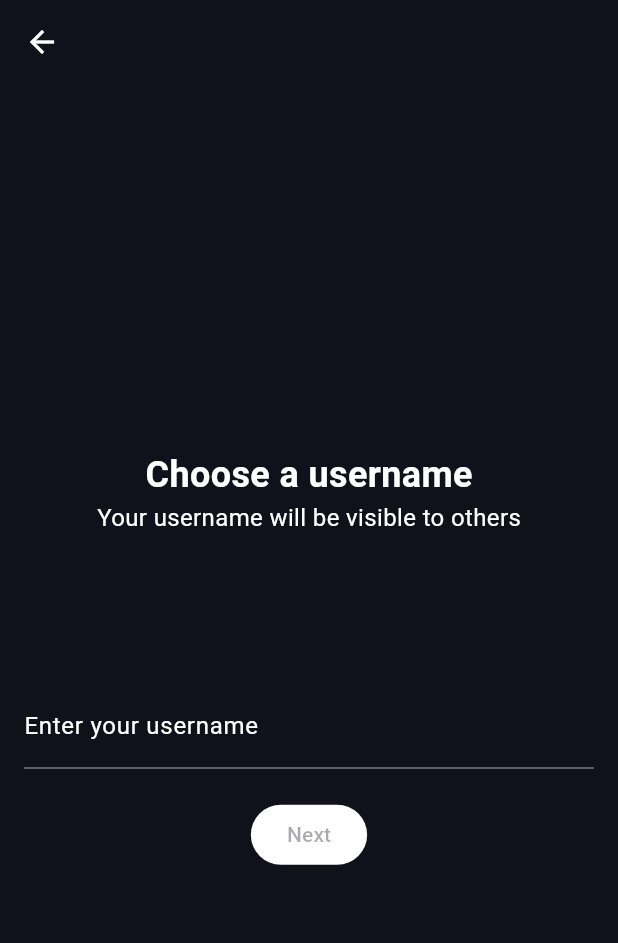
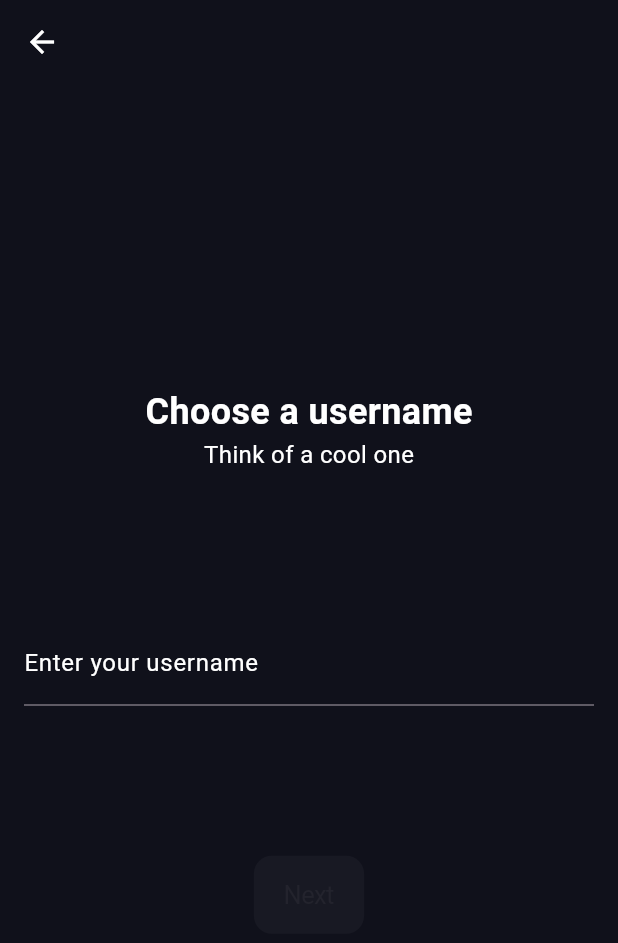
Before and after one commit to nikola55545/passlock, a Flutter app: the screen it shows after launch, swiped to page 2, on a phone screen of 412 x 824 dp. Shown: the top 943 px of the screen. Run offline on Flutter 3.47's test engine with Material 3 defaults, Android fonts, the phone set to English and light mode, and no system bars; our stand-ins replace cloud_firestore, device_info_plus, firebase_core, sign_in_button; accounts and stored records are empty.

```diff
--- a/lib/register.dart
+++ b/lib/register.dart
@@ -276,7 +276,7 @@
                 color: Colors.white,
               ),
             ),
-            const SizedBox(height: 100),
+            const SizedBox(height: 50),
             TextField(
               controller: _emailController,
               style: const TextStyle(color: Colors.white),
@@ -305,12 +305,9 @@
               onSubmitted: (value) =>
                   _validateEmailAndCheckExists(value), // Validate on submit
             ),
-            const SizedBox(height: 20),
-            ElevatedButton(
-              style: ElevatedButton.styleFrom(
-                foregroundColor: const Color(0xff10111B),
-                disabledBackgroundColor: Colors.white,
-              ),
+            const SizedBox(height: 100),
+            CupertinoButton(
+              color: const Color(0xff315AF6),
               onPressed: (_isEmailValid && !_isEmailTaken && !_isCheckingEmail)
                   ? _nextPage
                   : null,
@@ -354,7 +351,7 @@
               ),
             ),
             const Text(
-              "Your username will be visible to others",
+              "Think of a cool one",
               style: TextStyle(
                 fontSize: 16,
                 color: Colors.white,
@@ -384,12 +381,9 @@
               onSubmitted: (value) =>
                   _checkUsernameExists(value), // Validate on submit
             ),
-            const SizedBox(height: 20),
-            ElevatedButton(
-              style: ElevatedButton.styleFrom(
-                foregroundColor: const Color(0xff10111B),
-                disabledBackgroundColor: Colors.white,
-              ),
+            const SizedBox(height: 100),
+            CupertinoButton(
+              color: const Color(0xff315AF6),
               onPressed: (!_isUsernameTaken &&
                       !_isCheckingUsername &&
                       _usernameController.text.isNotEmpty)
@@ -485,12 +479,9 @@
                 });
               },
             ),
-            const SizedBox(height: 20),
-            ElevatedButton(
-              style: ElevatedButton.styleFrom(
-                foregroundColor: const Color(0xff10111B),
-                disabledBackgroundColor: Colors.white,
-              ),
+            const SizedBox(height: 100),
+            CupertinoButton(
+              color: const Color(0xff315AF6),
               onPressed: (_isPasswordValid && _isConfirmPasswordValid)
                   ? _nextPage
                   : null,
```
Also changed, not shown: pubspec.yaml (+9 -2 lines), lib/home.dart (added), lib/login.dart (added), pubspec.lock, res/AppIcon.png (added), 100 other files.
